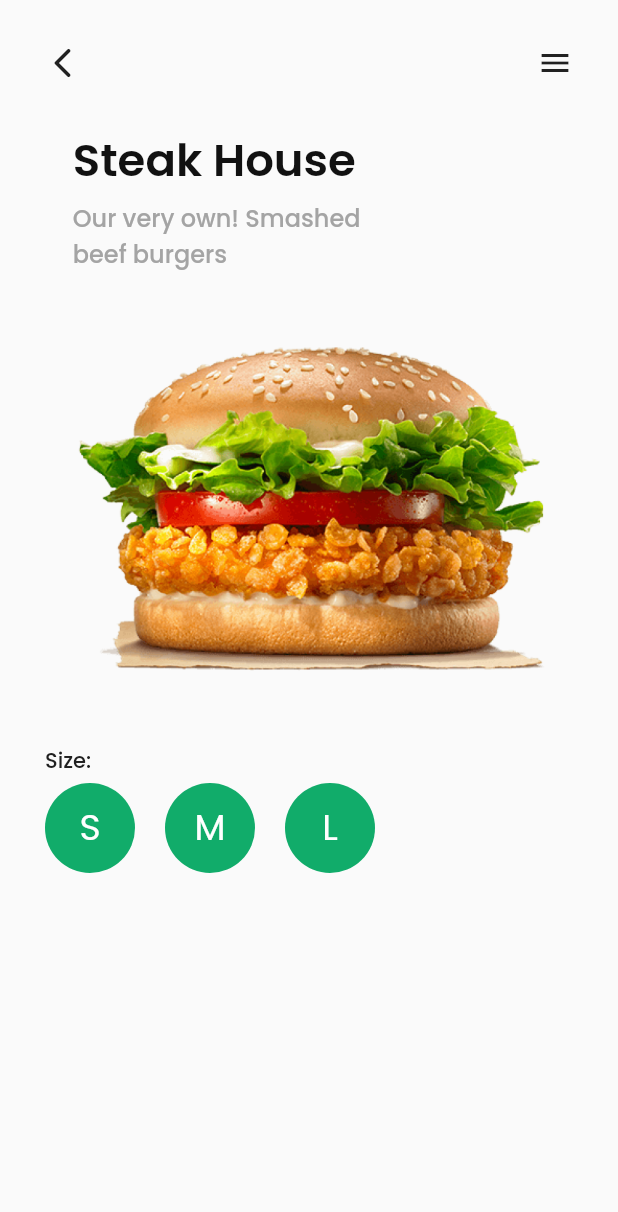
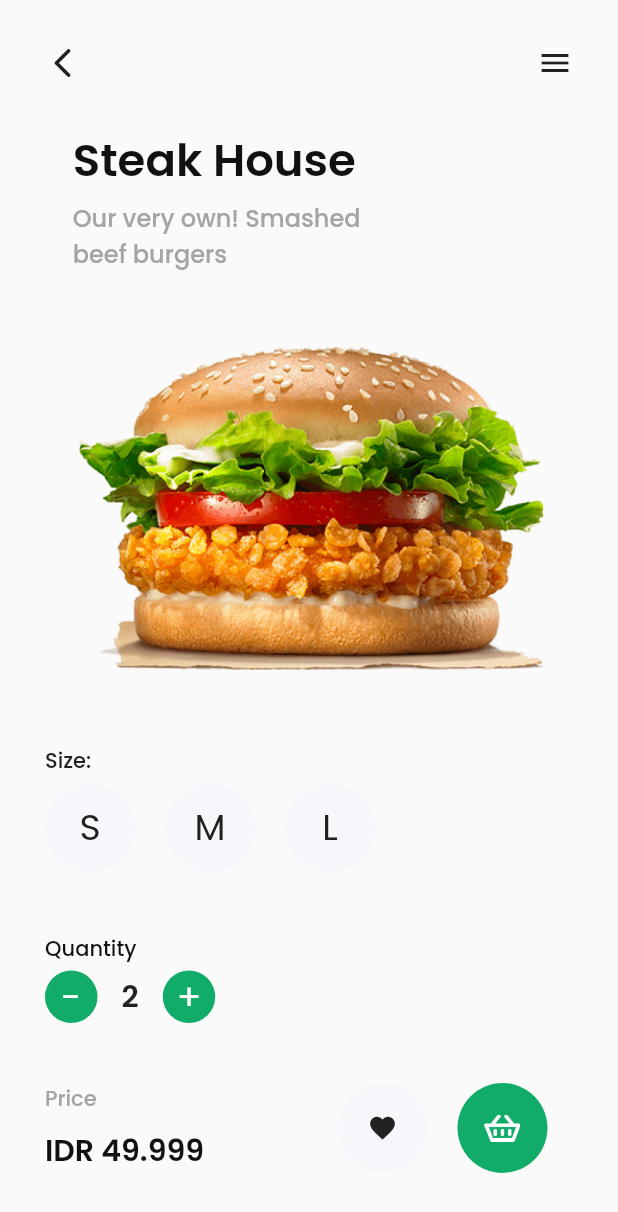
Before and after one commit to amnamaharani/Foodie, a Flutter app: the DetailPage screen opened directly, on a phone screen of 412 x 824 dp. Shown: the top 1212 px of the screen. Run offline on Flutter 3.47's test engine with Material 2 defaults, Android fonts, the phone set to English and light mode, and no system bars.

Commit message:
add State in SizeFood

```diff
--- a/lib/pages/detail_page.dart
+++ b/lib/pages/detail_page.dart
@@ -1,10 +1,14 @@
 import 'package:flutter/material.dart';
 import 'package:foodie/themes.dart';
+import 'package:foodie/widgets/quantity_food.dart';
 import 'package:foodie/widgets/size_food.dart';
 
-class DetailPage extends StatelessWidget {
+
+class DetailPage extends StatelessWidget{
+
   @override
   Widget build(BuildContext context) {
+
     return Scaffold(
       body: SafeArea(
         child: SingleChildScrollView(
@@ -66,18 +70,115 @@ class DetailPage extends StatelessWidget {
                         mainAxisAlignment: MainAxisAlignment.start,
                         children: <Widget>[
                           SizeFood(
-                            size: 'S',
-                          ),
+                              index: 0,
+                              size: 'S'),
                           SizedBox(width:20),
                           SizeFood(
-                            size: 'M',
-                          ),
+                              index: 1,
+                              size: 'M'),
                           SizedBox(width:20),
                           SizeFood(
-                            size: 'L',
-                          ),
+                              index: 2,
+                              size: 'L'),
                         ],
                       ),
+                    ),
+                    SizedBox(height: 40,),
+                    Column(
+                      crossAxisAlignment: CrossAxisAlignment.start,
+                      children: <Widget>[
+                        Text(
+                          'Quantity',
+                          style: TextStyle(
+                            fontFamily: 'Poppins',
+                            fontWeight: FontWeight.w500,
+                            fontSize: 14,
+                            color: blackColor
+                          ),
+                        ),
+                        SizedBox(height:4,),
+                        Row(
+                          children: <Widget>[
+                            QuantityFood(
+                              quantity: '-',
+                            ),
+                            SizedBox(width:16,),
+                            Text(
+                              '2',
+                              style: TextStyle(
+                                fontFamily: 'Poppins',
+                                fontWeight: FontWeight.w600,
+                                fontSize: 20,
+                              ),
+                            ),
+                            SizedBox(width: 16,),
+                            QuantityFood(
+                              quantity: '+',
+                            ),
+                          ],
+                        ),
+                      ],
+                    ),
+                    SizedBox(height: 40,),
+                    Row(
+                      children: <Widget>[
+                        Column(
+                          crossAxisAlignment: CrossAxisAlignment.start,
+                          children: <Widget>[
+                            Text(
+                              'Price',
+                              style: TextStyle(
+                                fontFamily: 'Poppins',
+                                fontWeight: FontWeight.w500,
+                                fontSize: 14,
+                                color: greyColor,
+                              ),
+                            ),
+                            SizedBox(height: 9,),
+                            Text(
+                              'IDR 49.999',
+                              style: TextStyle(
+                                fontFamily: 'Poppins',
+                                fontSize: 20,
+                                fontWeight: FontWeight.w600,
+                                color: blackColor,
+                              ),
+                            ),
+                          ],
+                        ),
+                        SizedBox(width: 89,),
+                        Container(
+                          height: 60,
+                          width: 60,
+                          decoration: BoxDecoration(
+                            borderRadius: BorderRadius.circular(180),
+                            color: containerColor,
+                          ),
+                          child: Center(
+                            child: Icon(
+                              Icons.favorite,
+                              size: 20,
+                            ),
+                          ),
+                        ),
+                        SizedBox(width: 20,),
+                        Container(
+                          height: 60,
+                          width: 60,
+                          decoration: BoxDecoration(
+                          borderRadius: BorderRadius.circular(180),
+                          color: greenColor,
+                        ),
+                        child: Center(
+                          child: Image.asset(
+                              'assets/images/shopping_basket.png',
+                              height: 18,
+                              width: 24,
+                              color: Colors.white,
+                            ),
+                          ),
+                        ),
+                      ],
                     ),
                   ],
                 ),
--- /dev/null
+++ b/lib/widgets/quantity_food.dart
@@ -0,0 +1,32 @@
+import 'package:flutter/material.dart';
+import 'package:foodie/themes.dart';
+
+class QuantityFood extends StatelessWidget {
+  final String quantity;
+
+  QuantityFood({
+    this.quantity,
+});
+
+  @override
+  Widget build(BuildContext context) {
+    return Container(
+      height: 35,
+      width: 35,
+      decoration: BoxDecoration(
+        borderRadius: BorderRadius.circular(180),
+        color: greenColor,
+      ),
+      child: Center(
+        child: Text(
+          quantity,
+          style: TextStyle(
+            fontSize: 24,
+            color: Colors.white,
+            fontFamily: 'Poppins',
+          ),
+        ),
+      ),
+    );
+  }
+}
--- a/lib/widgets/size_food.dart
+++ b/lib/widgets/size_food.dart
@@ -1,30 +1,47 @@
 import 'package:flutter/material.dart';
-import 'package:foodie/themes.dart';
 
-class SizeFood extends StatelessWidget {
+class SizeFood extends StatefulWidget {
   final String size;
+  final int index;
 
   SizeFood({
     this.size,
+    this.index,
 });
 
+  @override
+  _SizeFoodState createState() => _SizeFoodState();
+
+}
+
+class _SizeFoodState extends State<SizeFood>{
+  int selectedIndex = -1;
 
   @override
   Widget build(BuildContext context) {
-    return Container(
+    return GestureDetector(
+        onTap: () {
+          setState(() {
+            selectedIndex = widget.index;
+          });
+        },
+        child: Container(
           height: 60,
           width: 60,
           decoration: BoxDecoration(
             borderRadius: BorderRadius.circular(180),
-        color: greenColor,
+            color: selectedIndex == widget.index
+                ? Color(0xff11AC6A) : Color(0xffF6F7FB),
           ),
           child: Center(
             child: Text(
-          size,
+              widget.size,
               style: TextStyle(
                 fontSize: 24,
-            color: Colors.white,
+                color: selectedIndex == widget.index
+                    ? Color(0xffF6F7FB) : Color(0xff202020),
                 fontFamily: 'Poppins',
+              ),
             ),
           ),
         ),
```
Lines whose indentation alone changed are shown as unchanged.
